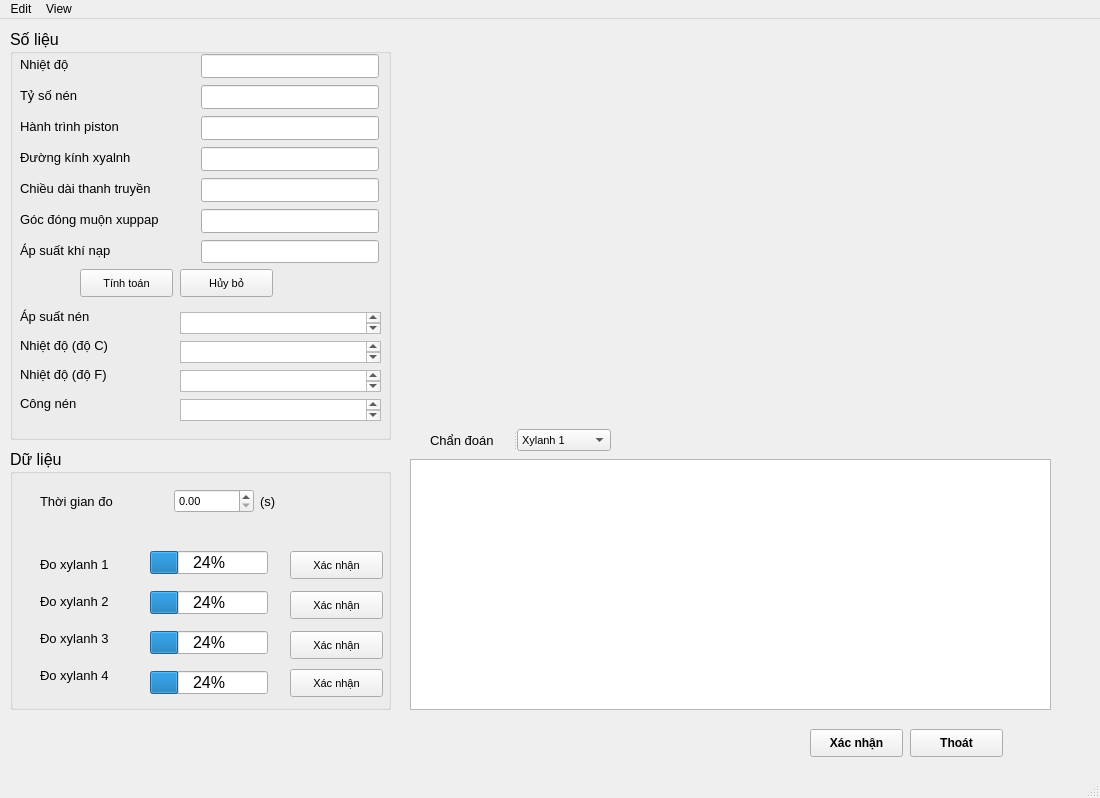
Old version of the form GUI/GUImain.ui in the repository Vuchauduytung/LuanVan.
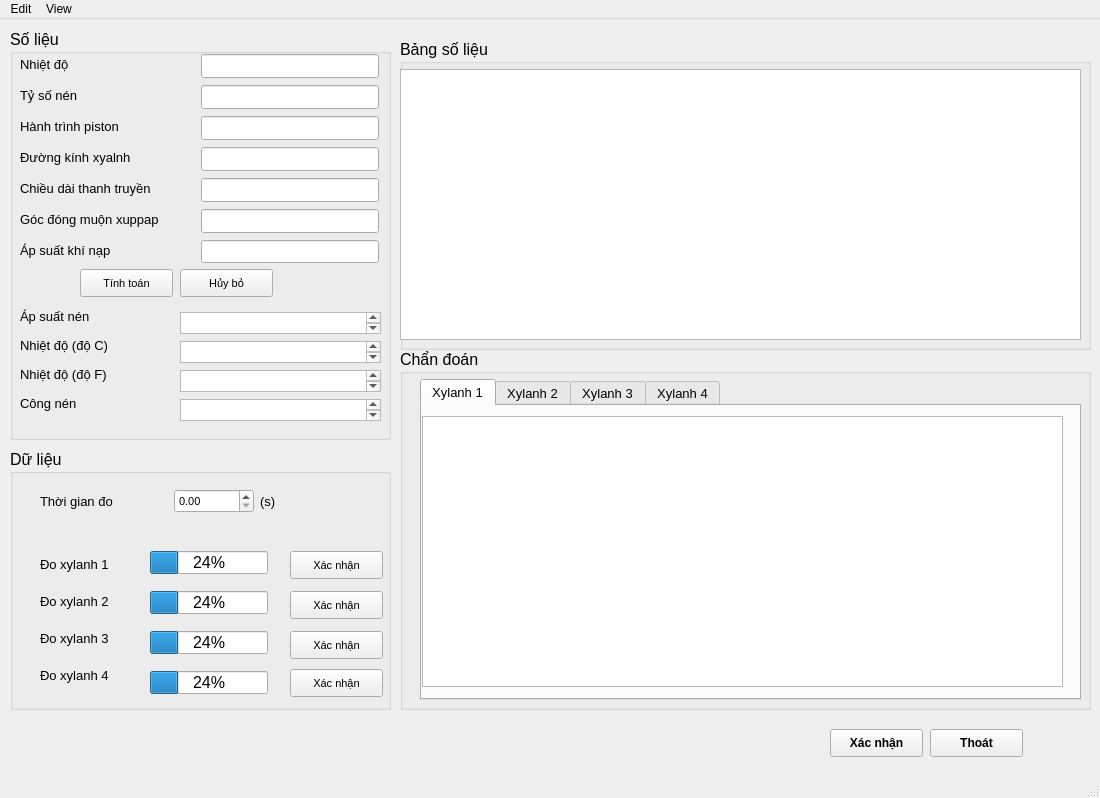
New version of the form.

Commit message: sua GUI main, display

Diff of the .ui file:
```diff
--- a/GUI/GUImain.ui
+++ b/GUI/GUImain.ui
@@ -14,129 +14,6 @@
    <string>MainWindow</string>
   </property>
   <widget class="QWidget" name="centralwidget">
-   <widget class="QWidget" name="widget_grap" native="true">
-    <property name="geometry">
-     <rect>
-      <x>400</x>
-      <y>400</y>
-      <width>671</width>
-      <height>301</height>
-     </rect>
-    </property>
-    <widget class="QSplitter" name="splitter_2">
-     <property name="geometry">
-      <rect>
-       <x>30</x>
-       <y>10</y>
-       <width>181</width>
-       <height>22</height>
-      </rect>
-     </property>
-     <property name="orientation">
-      <enum>Qt::Horizontal</enum>
-     </property>
-     <widget class="QSplitter" name="splitter_3">
-      <property name="orientation">
-       <enum>Qt::Horizontal</enum>
-      </property>
-      <widget class="QLabel" name="label_19">
-       <property name="font">
-        <font>
-         <pointsize>10</pointsize>
-        </font>
-       </property>
-       <property name="text">
-        <string>Chẩn đoán</string>
-       </property>
-      </widget>
-      <widget class="QComboBox" name="comboBox_2">
-       <property name="font">
-        <font>
-         <pointsize>8</pointsize>
-        </font>
-       </property>
-       <item>
-        <property name="text">
-         <string>Xylanh 1</string>
-        </property>
-       </item>
-       <item>
-        <property name="text">
-         <string>Xylanh 2</string>
-        </property>
-       </item>
-       <item>
-        <property name="text">
-         <string>Xylanh 3</string>
-        </property>
-       </item>
-       <item>
-        <property name="text">
-         <string>Xylanh 4</string>
-        </property>
-       </item>
-      </widget>
-     </widget>
-    </widget>
-    <widget class="QTextBrowser" name="t_comment">
-     <property name="geometry">
-      <rect>
-       <x>10</x>
-       <y>40</y>
-       <width>641</width>
-       <height>251</height>
-      </rect>
-     </property>
-    </widget>
-   </widget>
-   <widget class="QWidget" name="widget_5" native="true">
-    <property name="geometry">
-     <rect>
-      <x>770</x>
-      <y>700</y>
-      <width>271</width>
-      <height>41</height>
-     </rect>
-    </property>
-    <widget class="QPushButton" name="b_cancel">
-     <property name="geometry">
-      <rect>
-       <x>140</x>
-       <y>10</y>
-       <width>93</width>
-       <height>28</height>
-      </rect>
-     </property>
-     <property name="font">
-      <font>
-       <weight>75</weight>
-       <bold>true</bold>
-      </font>
-     </property>
-     <property name="text">
-      <string>Thoát</string>
-     </property>
-    </widget>
-    <widget class="QPushButton" name="b_confirm">
-     <property name="geometry">
-      <rect>
-       <x>40</x>
-       <y>10</y>
-       <width>93</width>
-       <height>28</height>
-      </rect>
-     </property>
-     <property name="font">
-      <font>
-       <weight>75</weight>
-       <bold>true</bold>
-      </font>
-     </property>
-     <property name="text">
-      <string>Xác nhận</string>
-     </property>
-    </widget>
-   </widget>
    <widget class="QGroupBox" name="groupBox">
     <property name="geometry">
      <rect>
@@ -799,6 +676,168 @@
      </property>
     </widget>
    </widget>
+   <widget class="QGroupBox" name="GB_Table">
+    <property name="geometry">
+     <rect>
+      <x>400</x>
+      <y>20</y>
+      <width>691</width>
+      <height>311</height>
+     </rect>
+    </property>
+    <property name="font">
+     <font>
+      <pointsize>12</pointsize>
+     </font>
+    </property>
+    <property name="title">
+     <string>Bảng số liệu</string>
+    </property>
+    <widget class="QTableWidget" name="tableWidget">
+     <property name="geometry">
+      <rect>
+       <x>0</x>
+       <y>30</y>
+       <width>681</width>
+       <height>271</height>
+      </rect>
+     </property>
+    </widget>
+   </widget>
+   <widget class="QPushButton" name="b_cancel">
+    <property name="geometry">
+     <rect>
+      <x>930</x>
+      <y>710</y>
+      <width>93</width>
+      <height>28</height>
+     </rect>
+    </property>
+    <property name="font">
+     <font>
+      <weight>75</weight>
+      <bold>true</bold>
+     </font>
+    </property>
+    <property name="text">
+     <string>Thoát</string>
+    </property>
+   </widget>
+   <widget class="QPushButton" name="b_confirm">
+    <property name="geometry">
+     <rect>
+      <x>830</x>
+      <y>710</y>
+      <width>93</width>
+      <height>28</height>
+     </rect>
+    </property>
+    <property name="font">
+     <font>
+      <weight>75</weight>
+      <bold>true</bold>
+     </font>
+    </property>
+    <property name="text">
+     <string>Xác nhận</string>
+    </property>
+   </widget>
+   <widget class="QGroupBox" name="groupBox_3">
+    <property name="geometry">
+     <rect>
+      <x>400</x>
+      <y>330</y>
+      <width>691</width>
+      <height>361</height>
+     </rect>
+    </property>
+    <property name="font">
+     <font>
+      <pointsize>12</pointsize>
+     </font>
+    </property>
+    <property name="title">
+     <string>Chẩn đoán</string>
+    </property>
+    <widget class="QTabWidget" name="grap">
+     <property name="geometry">
+      <rect>
+       <x>20</x>
+       <y>30</y>
+       <width>661</width>
+       <height>321</height>
+      </rect>
+     </property>
+     <property name="font">
+      <font>
+       <pointsize>10</pointsize>
+      </font>
+     </property>
+     <property name="currentIndex">
+      <number>0</number>
+     </property>
+     <widget class="QWidget" name="tab_1">
+      <attribute name="title">
+       <string>Xylanh 1</string>
+      </attribute>
+      <widget class="QGraphicsView" name="graphicsView">
+       <property name="geometry">
+        <rect>
+         <x>0</x>
+         <y>10</y>
+         <width>641</width>
+         <height>271</height>
+        </rect>
+       </property>
+      </widget>
+     </widget>
+     <widget class="QWidget" name="tab_2">
+      <attribute name="title">
+       <string>Xylanh 2</string>
+      </attribute>
+      <widget class="QGraphicsView" name="graphicsView_2">
+       <property name="geometry">
+        <rect>
+         <x>0</x>
+         <y>10</y>
+         <width>651</width>
+         <height>271</height>
+        </rect>
+       </property>
+      </widget>
+     </widget>
+     <widget class="QWidget" name="tab_3">
+      <attribute name="title">
+       <string>Xylanh 3</string>
+      </attribute>
+      <widget class="QGraphicsView" name="graphicsView_3">
+       <property name="geometry">
+        <rect>
+         <x>0</x>
+         <y>10</y>
+         <width>651</width>
+         <height>271</height>
+        </rect>
+       </property>
+      </widget>
+     </widget>
+     <widget class="QWidget" name="tab_4">
+      <attribute name="title">
+       <string>Xylanh 4</string>
+      </attribute>
+      <widget class="QGraphicsView" name="graphicsView_4">
+       <property name="geometry">
+        <rect>
+         <x>0</x>
+         <y>10</y>
+         <width>651</width>
+         <height>271</height>
+        </rect>
+       </property>
+      </widget>
+     </widget>
+    </widget>
+   </widget>
   </widget>
   <widget class="QMenuBar" name="menubar">
    <property name="geometry">
```
The commit also changes 1 other file.
